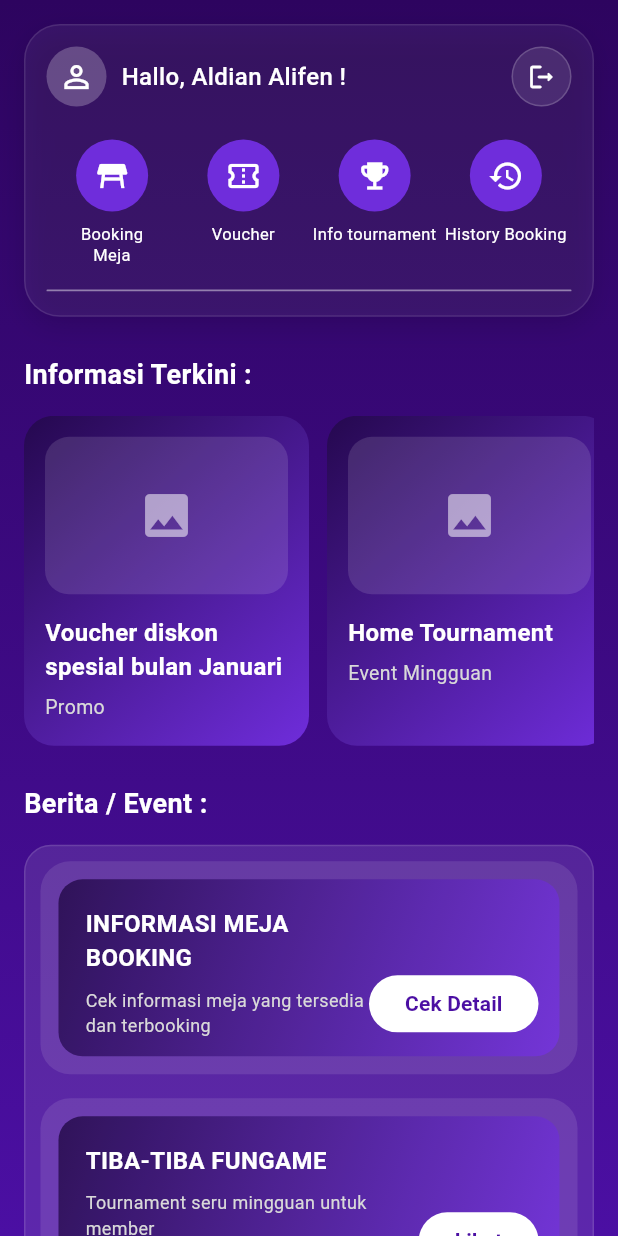
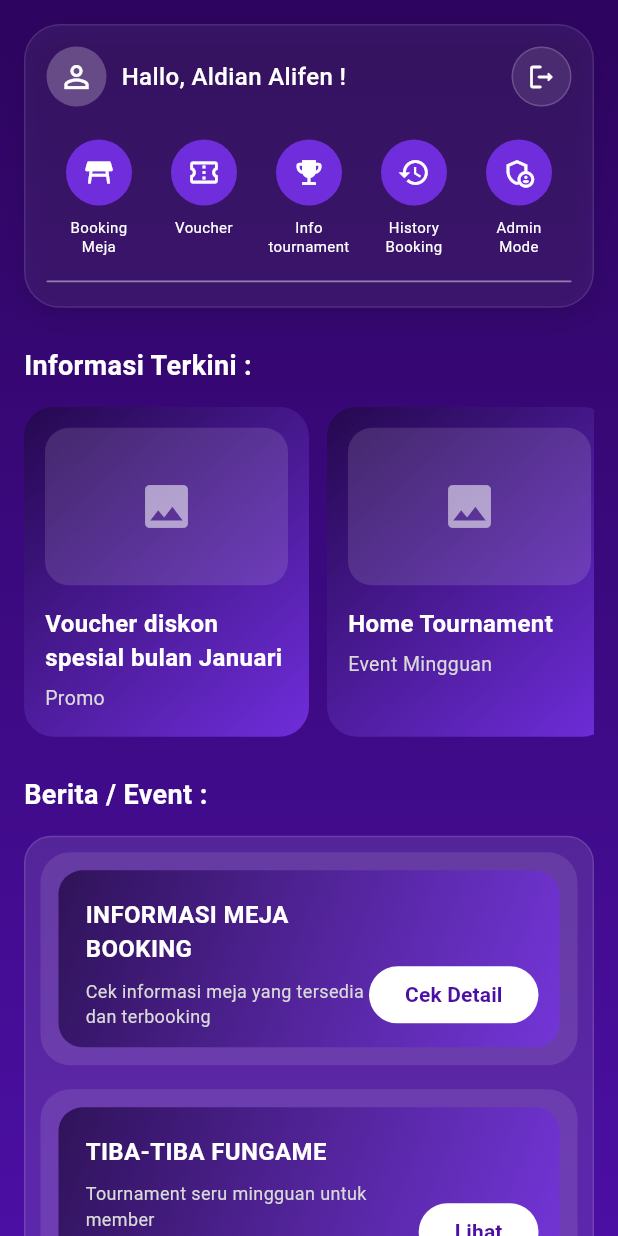
Before and after one commit to arhan321/klik_billiard, a Flutter app: the DashboardView screen opened by its route, on a phone screen of 412 x 824 dp. Run offline on Flutter 3.47's test engine with Material 3 defaults, Android fonts, the phone set to English and light mode, and no system bars.

Commit message:
penambahan icon admin mode

```diff
--- a/lib/modules/user/dashboard_view.dart
+++ b/lib/modules/user/dashboard_view.dart
@@ -17,16 +17,16 @@ class DashboardView extends StatelessWidget {
         child: Column(
           children: [
             CircleAvatar(
-              radius: 24,
+              radius: 22,
               backgroundColor: AppColors.secondary,
-              child: Icon(icon, color: Colors.white),
+              child: Icon(icon, color: Colors.white, size: 22),
             ),
             const SizedBox(height: 8),
             Text(
               label,
               textAlign: TextAlign.center,
               style: const TextStyle(
-                fontSize: 11,
+                fontSize: 10,
                 color: AppColors.white,
                 height: 1.3,
               ),
@@ -269,9 +269,19 @@ class DashboardView extends StatelessWidget {
               menuItem(
                 context,
                 icon: Icons.history,
-                label: 'History Booking',
+                label: 'History\nBooking',
                 onTap: () {
                   Navigator.pushNamed(context, AppRoutes.history);
+                },
+              ),
+              menuItem(
+                context,
+                icon: Icons.admin_panel_settings_outlined,
+                label: 'Admin\nMode',
+                onTap: () {
+                  ScaffoldMessenger.of(context).showSnackBar(
+                    const SnackBar(content: Text('Admin Mode masih dummy')),
+                  );
                 },
               ),
             ],
```
